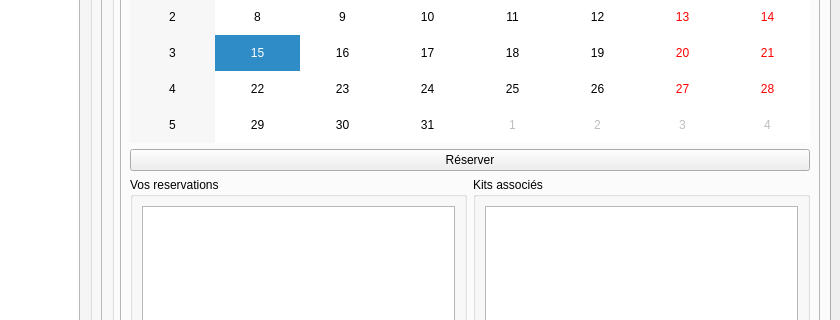
Qt form mainwindow.ui (diluxe01/Micro_Brico) before a commit; both pictures show x 606 to 1446 and y 227 to 547 of the 1446 by 829 pixel window.
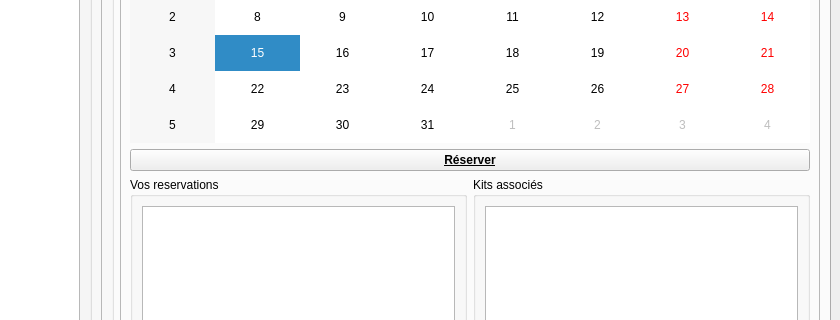
The same form after that commit. Icons and pictures are not drawn.

Patch:
```diff
--- a/mainwindow.ui
+++ b/mainwindow.ui
@@ -576,6 +576,12 @@
            </item>
            <item>
             <widget class="QPushButton" name="RESA_pushButton_reserver">
+             <property name="font">
+              <font>
+               <bold>true</bold>
+               <underline>true</underline>
+              </font>
+             </property>
              <property name="text">
               <string>Réserver</string>
              </property>
```
